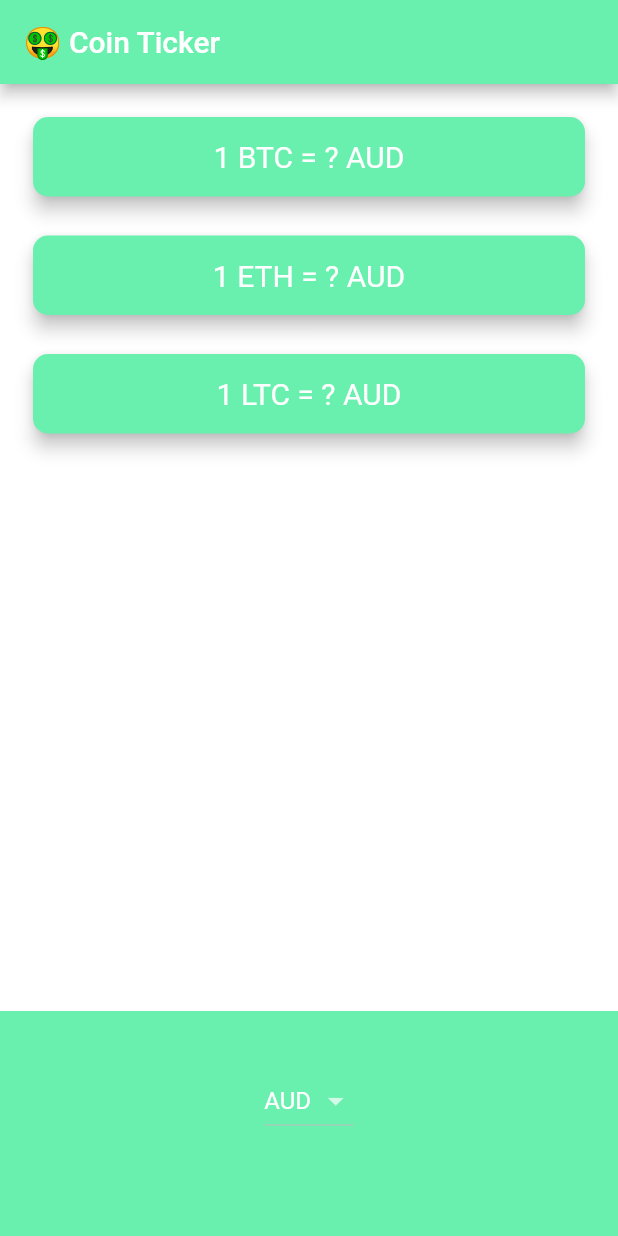
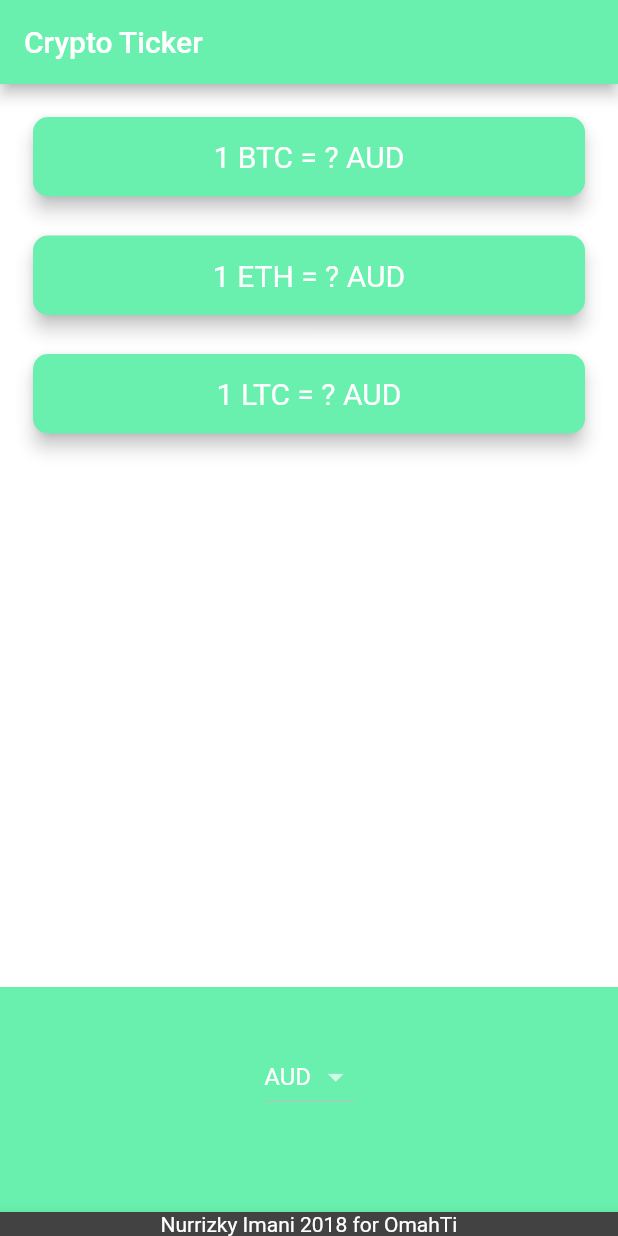
Before and after one commit to bocahrokok/bitcoin-flutter, a Flutter app: the screen it shows after launch, on a phone screen of 412 x 824 dp. Run offline on Flutter 3.47's test engine with Material 2 defaults, Android fonts, the phone set to English and light mode, and no system bars; network calls fail.

Commit message:
commit 22.20

```diff
--- a/lib/price_screen.dart
+++ b/lib/price_screen.dart
@@ -105,7 +105,7 @@ class _PriceScreenState extends State<PriceScreen> {
   Widget build(BuildContext context) {
     return Scaffold(
         appBar: AppBar(
-        title: Text('🤑 Coin Ticker'),
+          title: Text('Crypto Ticker'),
           backgroundColor: Colors.greenAccent,
         ),
         body: Column(
@@ -125,7 +125,12 @@ class _PriceScreenState extends State<PriceScreen> {
             ),
           ],
         ),
-    );
+        bottomNavigationBar: BottomAppBar(
+            child: Text(
+              'Nurrizky Imani 2018 for OmahTi',
+              textAlign: TextAlign.center,
+            ),
+            notchMargin: 9.0));
   }
 }
 
```
Lines whose indentation alone changed are shown as unchanged.
